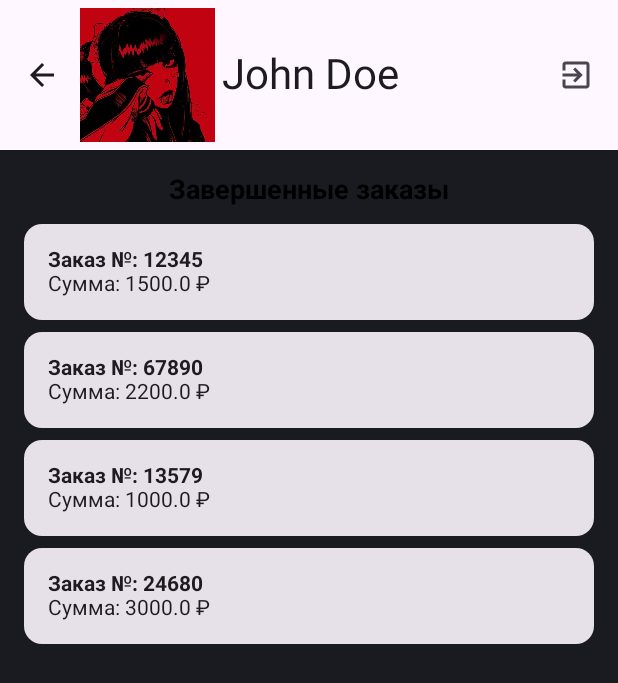
After one commit to ArtemKushnir/split_eat, an Android app built with Jetpack Compose: the AdminProfileScreen screen opened through its navigation route, on a phone screen of 412 x 824 dp. The commit adds this screen. Shown: the top 683 px of the screen. Run offline under Robolectric (Android 15) with nearby library versions, the phone set to English and light mode, and no system bars; our stand-ins replace Dagger/Hilt's generated code; pictures from the network do not load.

Commit message:
Add admin screen and profile without db

```diff
--- a/app/src/main/java/com/example/split_eat/di/AppModule.kt
+++ b/app/src/main/java/com/example/split_eat/di/AppModule.kt
@@ -1,9 +1,11 @@
 package com.example.split_eat.di
 
 import androidx.lifecycle.ViewModel
+import com.example.split_eat.data.repository.AdminOrderRepositoryImpl
 import com.example.split_eat.data.repository.AuthRepositoryImpl
 import com.example.split_eat.data.repository.OrderRepositoryImpl
 import com.example.split_eat.data.repository.RestaurantRepositoryImpl
+import com.example.split_eat.domain.repository.AdminOrderRepository
 import com.example.split_eat.domain.repository.AuthRepository
 import com.example.split_eat.domain.repository.OrderRepository
 import com.example.split_eat.domain.repository.RestaurantRepository
@@ -45,4 +47,6 @@ abstract class ViewModelModule {
     @IntoMap
     @StringKey("com.example.myapp.presentation.viewmodel.OrderViewModel")
     abstract fun bindOrderViewModel(viewModel: OrderViewModel): ViewModel
+    @Binds
+    abstract fun bindAdminOrderRepository(adminOrderRepositoryImpl: AdminOrderRepositoryImpl): AdminOrderRepository
 }
--- a/app/src/main/java/com/example/split_eat/presentation/ui/AppNavHost.kt
+++ b/app/src/main/java/com/example/split_eat/presentation/ui/AppNavHost.kt
@@ -4,6 +4,7 @@ import androidx.compose.runtime.Composable
 import androidx.navigation.compose.NavHost
 import androidx.navigation.NavHostController
 import androidx.navigation.compose.rememberNavController
+import com.example.split_eat.presentation.ui.admin.adminGraph
 import com.example.split_eat.presentation.ui.auth.authGraph
 import com.example.split_eat.presentation.ui.main.mainGraph
 import com.example.split_eat.presentation.ui.profile.profileGraph
@@ -16,5 +17,7 @@ fun AppNavHost(navController: NavHostController = rememberNavController()) {
         mainGraph(navController)
 
         profileGraph(navController)
+
+        adminGraph(navController)
     }
 }
--- /dev/null
+++ b/app/src/main/java/com/example/split_eat/presentation/ui/admin/AdminNavGraph.kt
@@ -0,0 +1,52 @@
+package com.example.split_eat.presentation.ui.admin
+
+import AdminProfileScreen
+import androidx.navigation.NavController
+import androidx.navigation.NavGraphBuilder
+import androidx.navigation.NavType
+import androidx.navigation.compose.composable
+import androidx.navigation.navArgument
+import androidx.navigation.navigation
+
+fun NavGraphBuilder.adminGraph(navController: NavController) {
+    val onNavOrderDetail = { adminOrderId: Int ->
+        navController.navigate("admin/orderdetail/$adminOrderId") {
+            popUpTo("admin/orders") { saveState = true } // Убрал это
+            launchSingleTop = true
+            restoreState = true // Убрал это
+        }}
+    val onNavAdminProfile = {
+        navController.navigate("admin/profile") {
+            popUpTo("admin/orders") { saveState = true }
+            launchSingleTop = true
+            restoreState = true
+        }}
+
+    navigation(startDestination = "admin/orders", route = "admin") {
+        composable(route = "admin/orders") {
+            val viewModel = AdminOrdersViewModel()
+            AdminOrdersScreen(
+                navController = navController,
+                viewModel = viewModel,
+                onNavOrderDetail = onNavOrderDetail,
+                onNavAdminProfile = onNavAdminProfile,
+                title = "Окно с заказами"
+            )
+        }
+        composable(
+            route = "admin/orderdetail/{adminOrderId}",
+            arguments = listOf(navArgument("adminOrderId") { type = NavType.IntType })
+        ) { backStackEntry ->
+            val viewModel = AdminOrderDetailViewModel()
+            val adminOrderId = backStackEntry.arguments?.getInt("adminOrderId") ?: 0
+            AdminOrderDetailScreen(navController = navController, adminOrderId = adminOrderId, viewModel = viewModel)
+        }
+        composable(route = "admin/profile") {
+            AdminProfileScreen(
+                navController = navController,
+                onPopBack = {navController.popBackStack()},
+                onLogOut = { navController.navigate("auth/greeting") }
+            )
+        }
+    }
+}
--- /dev/null
+++ b/app/src/main/java/com/example/split_eat/presentation/ui/admin/AdminProfileScreen.kt
@@ -0,0 +1,178 @@
+import androidx.compose.foundation.Image
+import androidx.compose.foundation.clickable
+import androidx.compose.foundation.layout.Arrangement
+import androidx.compose.foundation.layout.Column
+import androidx.compose.foundation.layout.PaddingValues
+import androidx.compose.foundation.layout.Row
+import androidx.compose.foundation.layout.Spacer
+import androidx.compose.foundation.layout.fillMaxSize
+import androidx.compose.foundation.layout.fillMaxWidth
+import androidx.compose.foundation.layout.height
+import androidx.compose.foundation.layout.padding
+import androidx.compose.foundation.layout.width
+import androidx.compose.foundation.lazy.LazyColumn
+import androidx.compose.foundation.lazy.LazyRow
+import androidx.compose.foundation.lazy.items
+import androidx.compose.material.icons.Icons
+import androidx.compose.material.icons.filled.ArrowBack
+import androidx.compose.material.icons.filled.ExitToApp
+import androidx.compose.material3.Button
+import androidx.compose.material3.Card
+import androidx.compose.material3.ExperimentalMaterial3Api
+import androidx.compose.material3.Icon
+import androidx.compose.material3.IconButton
+import androidx.compose.material3.MaterialTheme
+import androidx.compose.material3.Text
+import androidx.compose.material3.TopAppBar
+import androidx.compose.runtime.Composable
+import androidx.compose.runtime.mutableStateOf
+import androidx.compose.runtime.remember
+import androidx.compose.ui.Alignment
+import androidx.compose.ui.Modifier
+import androidx.compose.ui.layout.ContentScale
+import androidx.compose.ui.res.painterResource
+import androidx.compose.ui.text.font.FontWeight
+import androidx.compose.ui.unit.dp
+import androidx.compose.ui.unit.sp
+import androidx.navigation.NavController
+import androidx.navigation.compose.rememberNavController
+import com.example.split_eat.R
+import com.example.split_eat.presentation.ui.main.ProfileImage
+import com.example.split_eat.presentation.ui.main.loadActiveOrders
+
+data class Order(val orderNumber: String, val amount: Double)
+data class Photo(val imageResId: Int, val caption: String)
+
+@OptIn(ExperimentalMaterial3Api::class)
+@Composable
+fun AdminProfileScreen(
+    navController: NavController,
+    onPopBack: () -> Unit,
+    onLogOut: () -> Unit,
+) {
+    val orders = listOf(
+        Order("12345", 1500.0),
+        Order("67890", 2200.0),
+        Order("13579", 1000.0),
+        Order("24680", 3000.0)
+    )
+    val photos = listOf(
+        Photo(R.drawable.photo_profile1, "Пейзаж 1"),
+        Photo(R.drawable.photo_profile1, "Пейзаж 2"),
+        Photo(R.drawable.photo_profile1, "Город"),
+        Photo(R.drawable.photo_profile1, "Море")
+    )
+    val userName = "John Doe"
+    Column(modifier = Modifier.fillMaxSize()) {
+        // Верхняя панель
+        TopAppBar(
+            title = {
+                Row(
+                    verticalAlignment = Alignment.CenterVertically,
+                    modifier = Modifier.fillMaxWidth(),
+                    horizontalArrangement = Arrangement.SpaceBetween
+                ) {
+                    // Кнопка "назад"
+                    Icon(
+                        imageVector = Icons.Filled.ArrowBack,
+                        contentDescription = "Back",
+                        modifier = Modifier
+                            .clickable {onPopBack()}
+                            .padding(end = 8.dp)
+                    )
+//                         Аватар пользователя
+                    ProfileImage()
+                    // Имя пользователя
+                    Text(
+                        text = userName,
+                        style = MaterialTheme.typography.headlineMedium,
+                    )
+                    Spacer(Modifier.weight(1f))
+
+
+                }
+            },
+            actions = {
+                IconButton(onClick = { onLogOut() }) {
+                    Icon(imageVector = Icons.Filled.ExitToApp, contentDescription = "LogOut")
+                }}
+        )
+
+        Column(
+            modifier = Modifier
+                .padding(16.dp)
+                .fillMaxSize()
+                .fillMaxWidth(),
+            horizontalAlignment = Alignment.CenterHorizontally
+        ) {
+            // Список завершенных заказов
+            Text(text = "Завершенные заказы", fontWeight = FontWeight.Bold, fontSize = 18.sp, modifier = Modifier.padding(bottom = 8.dp))
+            LazyColumn(modifier = Modifier.weight(1f), contentPadding = PaddingValues(bottom = 16.dp)) {
+                items(orders) { order ->
+                    OrderCard(order = order)
+                }
+            }
+
+        }
+    }
+}
+// Карточка заказа
+@Composable
+fun OrderCard(order: Order) {
+    Card(
+        modifier = Modifier
+            .fillMaxWidth()
+            .padding(vertical = 4.dp),
+    ) {
+        Column(modifier = Modifier.padding(16.dp)) {
+            Text(text = "Заказ №: ${order.orderNumber}", fontWeight = FontWeight.Bold)
+            Text(text = "Сумма: ${order.amount} ₽")
+        }
+    }
+}
+
+// Карточка фотографии
+@Composable
+fun PhotoCard(photo: Photo) {
+    Card(
+        modifier = Modifier
+            .width(150.dp)
+            .padding(4.dp)
+    ) {
+        Column(horizontalAlignment = Alignment.CenterHorizontally){
+            Image(
+                painter = painterResource(id = photo.imageResId),
+                contentDescription = null,
+                modifier = Modifier
+                    .fillMaxWidth()
+                    .height(120.dp),
+                contentScale = ContentScale.Crop
+            )
+            Text(text = photo.caption, modifier = Modifier.padding(8.dp))
+        }
+    }
+}
+
+// Пример использования
+@Composable
+fun ProfileScreenPreview() {
+    val orders = listOf(
+        Order("12345", 1500.0),
+        Order("67890", 2200.0),
+        Order("13579", 1000.0),
+        Order("24680", 3000.0)
+    )
+    val photos = listOf(
+        Photo(R.drawable.photo_profile1, "Пейзаж 1"),
+        Photo(R.drawable.photo_profile1, "Пейзаж 2"),
+        Photo(R.drawable.photo_profile1, "Город"),
+        Photo(R.drawable.photo_profile1, "Море")
+    )
+    MaterialTheme {
+        AdminProfileScreen(
+            onPopBack = { println("Назад") },
+            onLogOut = { println("Выход") },
+            navController = rememberNavController(),
+        )
+    }
+}
--- a/app/src/main/java/com/example/split_eat/presentation/ui/auth/AuthNavGraph.kt
+++ b/app/src/main/java/com/example/split_eat/presentation/ui/auth/AuthNavGraph.kt
@@ -18,7 +18,7 @@ fun NavGraphBuilder.authGraph(navController: NavController) {
         composable("auth/login") {
             LoginScreen(
                 onPopBack = {navController.popBackStack()},
-                onLogin = {navController.navigate("main") {
+                onLogin = {navController.navigate("admin/orders") {
                     popUpTo("auth") { inclusive = true } }
                 }
             )
```
Also changed, not shown: app/src/main/java/com/example/split_eat/data/repository/AdminOrderRepositoryImpl.kt (added, +16 -0 lines), app/src/main/java/com/example/split_eat/domain/models/AdminOrder.kt (added, +11 -0 lines), app/src/main/java/com/example/split_eat/domain/repository/AdminOrderRepository.kt (added, +8 -0 lines), app/src/main/java/com/example/split_eat/presentation/ui/admin/AdminOrderDetailScreen.kt (added, +105 -0 lines), app/src/main/java/com/example/split_eat/presentation/ui/admin/AdminOrdersScreen.kt (added, +112 -0 lines), app/src/main/java/com/example/split_eat/presentation/viewmodel/AdminOrderDetailViewmodel.kt (added, +20 -0 lines), app/src/main/java/com/example/split_eat/presentation/viewmodel/AdminOrdersViewModel.kt (added, +38 -0 lines).
